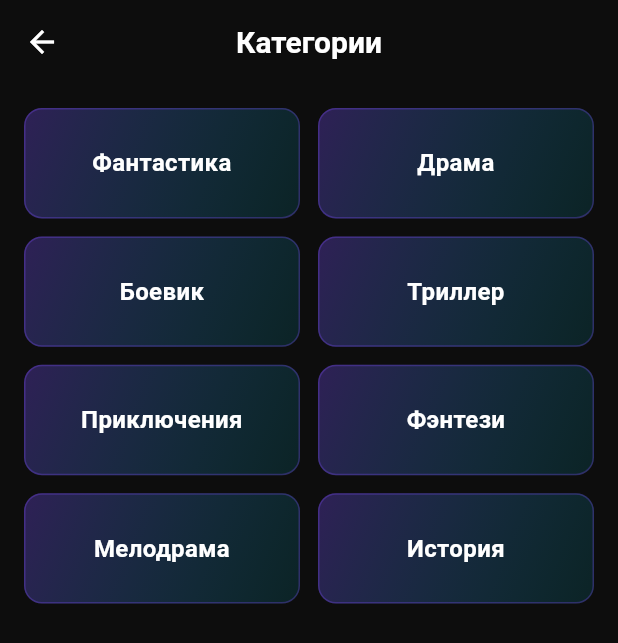
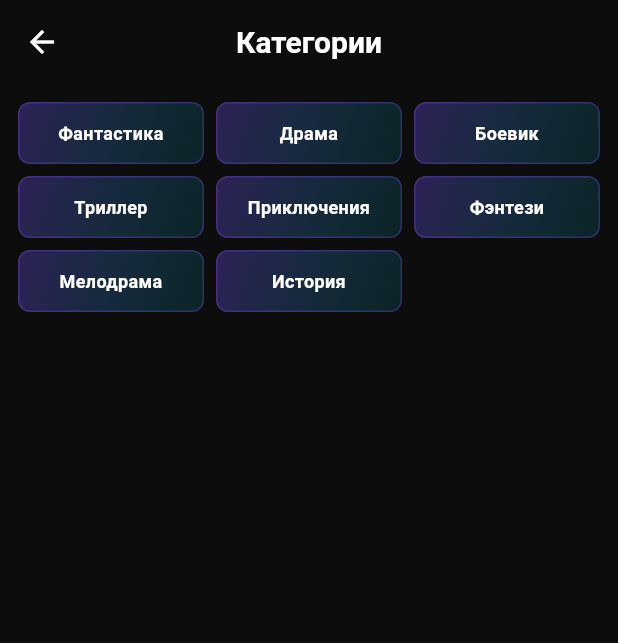
Before and after one commit to dasensy1/aba-movie, a Flutter app: the CategoriesScreen screen opened directly, on a phone screen of 412 x 824 dp. Shown: the top 643 px of the screen. Run offline on Flutter 3.47's test engine with Material 3 defaults, Android fonts, the phone set to English and light mode, and no system bars; our stand-ins replace cached_network_image, convex_bottom_bar, shared_preferences, shimmer, sqflite; accounts and stored records are empty.

Commit message:
feat: уменьшить размер карточек категорий

```diff
--- a/lib/screens/categories/categories_screen.dart
+++ b/lib/screens/categories/categories_screen.dart
@@ -98,12 +98,12 @@ class _CategoriesScreenState extends State<CategoriesScreen> {
     }
 
     return GridView.builder(
-      padding: const EdgeInsets.all(16),
+      padding: const EdgeInsets.all(12),
       gridDelegate: const SliverGridDelegateWithFixedCrossAxisCount(
-        crossAxisCount: 2,
-        childAspectRatio: 2.5,
-        crossAxisSpacing: 12,
-        mainAxisSpacing: 12,
+        crossAxisCount: 3,
+        childAspectRatio: 3,
+        crossAxisSpacing: 8,
+        mainAxisSpacing: 8,
       ),
       itemCount: moviesProvider.genres.length,
       itemBuilder: (context, index) {
@@ -127,7 +127,7 @@ class _CategoriesScreenState extends State<CategoriesScreen> {
               const Color(0xFF00E5FF).withOpacity(0.1),
             ],
           ),
-          borderRadius: BorderRadius.circular(12),
+          borderRadius: BorderRadius.circular(8),
           border: Border.all(
             color: const Color(0xFF7C4DFF).withOpacity(0.3),
             width: 1,
@@ -137,7 +137,7 @@ class _CategoriesScreenState extends State<CategoriesScreen> {
           child: Text(
             genre.name,
             style: const TextStyle(
-              fontSize: 16,
+              fontSize: 12,
               fontWeight: FontWeight.w600,
               color: Colors.white,
             ),
```
